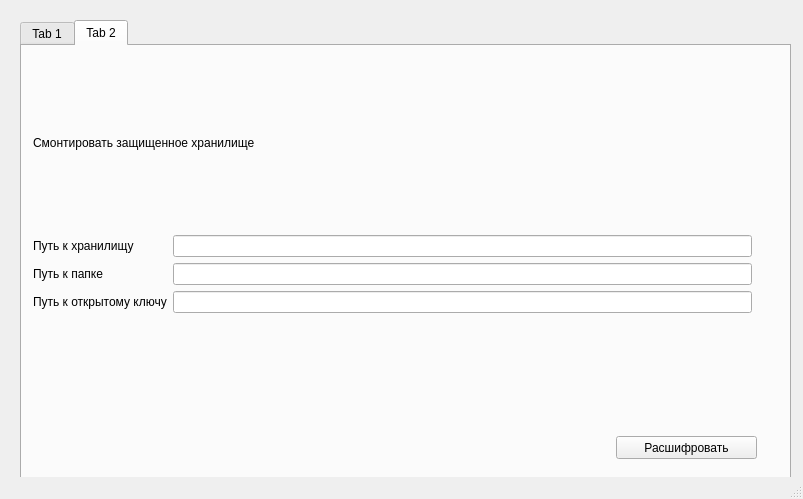
The window that securedisk.ui (mi-heorhi/SecureDiskRel) describes before a commit, drawn with Qt 5.
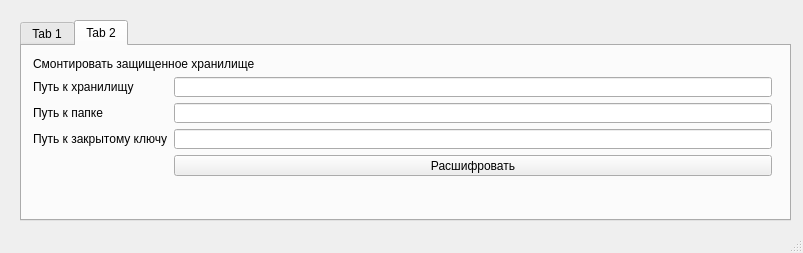
The same window after the commit. The open tabs and pages were chosen to show the change.

```diff
--- a/securedisk.ui
+++ b/securedisk.ui
@@ -7,7 +7,7 @@
     <x>0</x>
     <y>0</y>
     <width>803</width>
-    <height>499</height>
+    <height>253</height>
    </rect>
   </property>
   <property name="windowTitle">
@@ -20,7 +20,7 @@
       <x>20</x>
       <y>20</y>
       <width>771</width>
-      <height>461</height>
+      <height>201</height>
      </rect>
     </property>
     <property name="currentIndex">
@@ -116,8 +116,8 @@
        <rect>
         <x>0</x>
         <y>0</y>
-        <width>741</width>
-        <height>371</height>
+        <width>761</width>
+        <height>141</height>
        </rect>
       </property>
       <layout class="QVBoxLayout" name="verticalLayout_2">
@@ -156,30 +156,24 @@
          <item row="3" column="0">
           <widget class="QLabel" name="label_3">
            <property name="text">
-            <string>Путь к открытому ключу</string>
+            <string>Путь к закрытому ключу</string>
            </property>
           </widget>
          </item>
          <item row="3" column="1">
           <widget class="QLineEdit" name="privateKeyPathLineEdit"/>
          </item>
+         <item row="4" column="1">
+          <widget class="QPushButton" name="decryptPushButton">
+           <property name="text">
+            <string>Расшифровать</string>
+           </property>
+          </widget>
+         </item>
         </layout>
        </item>
       </layout>
      </widget>
-     <widget class="QPushButton" name="decryptPushButton">
-      <property name="geometry">
-       <rect>
-        <x>594</x>
-        <y>390</y>
-        <width>141</width>
-        <height>23</height>
-       </rect>
-      </property>
-      <property name="text">
-       <string>Расшифровать</string>
-      </property>
-     </widget>
     </widget>
    </widget>
   </widget>
```
Left out of the diff: 26 changed lines with no effect on the pictures.
